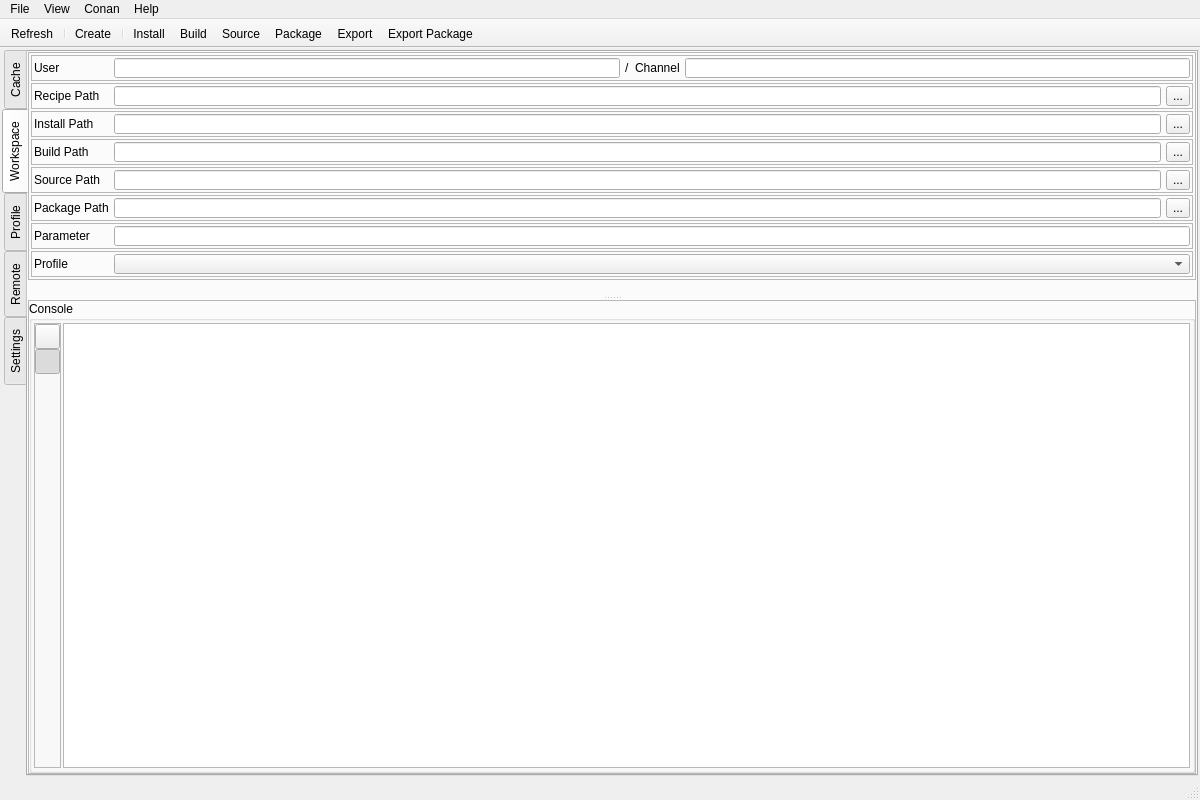
First picture: the form in resources/ui/main_window.ui, repository afri-bit/conan-guide, before the edit.
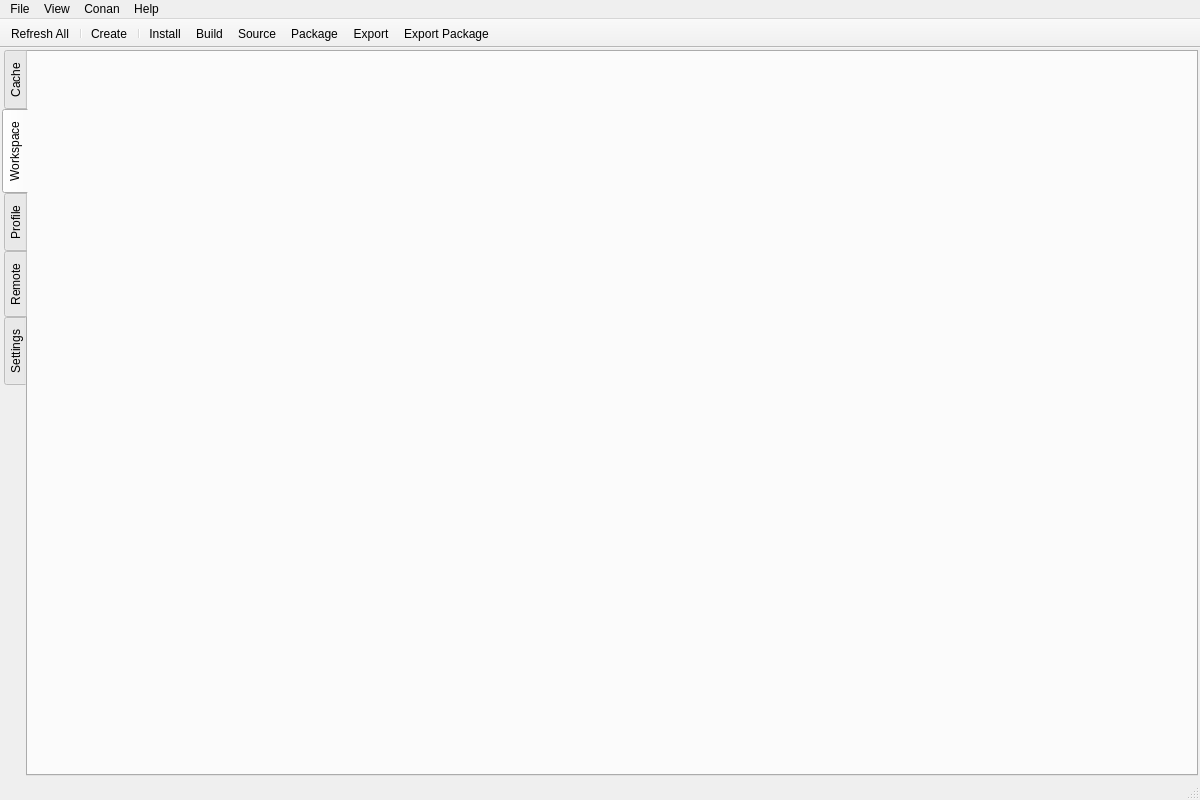
Second picture: the form after the edit. The open tabs and pages were chosen to show the change. Icons and pictures are not drawn.

Commit message: Extracted the workspace tab into a standalone widget

What changed in the file:
```diff
--- a/resources/ui/main_window.ui
+++ b/resources/ui/main_window.ui
@@ -107,628 +107,6 @@
         <property name="bottomMargin">
          <number>0</number>
         </property>
-        <item>
-         <widget class="QSplitter" name="splitter_8">
-          <property name="orientation">
-           <enum>Qt::Vertical</enum>
-          </property>
-          <widget class="QFrame" name="frame_24">
-           <property name="maximumSize">
-            <size>
-             <width>16777215</width>
-             <height>228</height>
-            </size>
-           </property>
-           <property name="frameShape">
-            <enum>QFrame::StyledPanel</enum>
-           </property>
-           <property name="frameShadow">
-            <enum>QFrame::Raised</enum>
-           </property>
-           <layout class="QVBoxLayout" name="verticalLayout_3">
-            <property name="spacing">
-             <number>2</number>
-            </property>
-            <property name="leftMargin">
-             <number>2</number>
-            </property>
-            <property name="topMargin">
-             <number>2</number>
-            </property>
-            <property name="rightMargin">
-             <number>2</number>
-            </property>
-            <property name="bottomMargin">
-             <number>2</number>
-            </property>
-            <item>
-             <widget class="QFrame" name="frame_4">
-              <property name="frameShape">
-               <enum>QFrame::StyledPanel</enum>
-              </property>
-              <property name="frameShadow">
-               <enum>QFrame::Raised</enum>
-              </property>
-              <layout class="QHBoxLayout" name="horizontalLayout_5">
-               <property name="spacing">
-                <number>5</number>
-               </property>
-               <property name="leftMargin">
-                <number>2</number>
-               </property>
-               <property name="topMargin">
-                <number>2</number>
-               </property>
-               <property name="rightMargin">
-                <number>2</number>
-               </property>
-               <property name="bottomMargin">
-                <number>2</number>
-               </property>
-               <item>
-                <widget class="QLabel" name="label_4">
-                 <property name="minimumSize">
-                  <size>
-                   <width>75</width>
-                   <height>0</height>
-                  </size>
-                 </property>
-                 <property name="text">
-                  <string>User</string>
-                 </property>
-                </widget>
-               </item>
-               <item>
-                <widget class="QLineEdit" name="lineEditUser"/>
-               </item>
-               <item>
-                <widget class="QLabel" name="label_14">
-                 <property name="text">
-                  <string>/</string>
-                 </property>
-                </widget>
-               </item>
-               <item>
-                <widget class="QLabel" name="label_13">
-                 <property name="text">
-                  <string>Channel</string>
-                 </property>
-                </widget>
-               </item>
-               <item>
-                <widget class="QLineEdit" name="lineEditChannel"/>
-               </item>
-              </layout>
-             </widget>
-            </item>
-            <item>
-             <widget class="QFrame" name="frame_8">
-              <property name="frameShape">
-               <enum>QFrame::StyledPanel</enum>
-              </property>
-              <property name="frameShadow">
-               <enum>QFrame::Raised</enum>
-              </property>
-              <layout class="QHBoxLayout" name="horizontalLayout_6">
-               <property name="spacing">
-                <number>5</number>
-               </property>
-               <property name="leftMargin">
-                <number>2</number>
-               </property>
-               <property name="topMargin">
-                <number>2</number>
-               </property>
-               <property name="rightMargin">
-                <number>2</number>
-               </property>
-               <property name="bottomMargin">
-                <number>2</number>
-               </property>
-               <item>
-                <widget class="QLabel" name="label_5">
-                 <property name="minimumSize">
-                  <size>
-                   <width>75</width>
-                   <height>0</height>
-                  </size>
-                 </property>
-                 <property name="text">
-                  <string>Recipe Path</string>
-                 </property>
-                </widget>
-               </item>
-               <item>
-                <widget class="QLineEdit" name="lineEditRecipePath">
-                 <property name="minimumSize">
-                  <size>
-                   <width>0</width>
-                   <height>0</height>
-                  </size>
-                 </property>
-                 <property name="readOnly">
-                  <bool>false</bool>
-                 </property>
-                </widget>
-               </item>
-               <item>
-                <widget class="QToolButton" name="toolBtnExplorerRecipePath">
-                 <property name="sizePolicy">
-                  <sizepolicy hsizetype="Fixed" vsizetype="Fixed">
-                   <horstretch>0</horstretch>
-                   <verstretch>0</verstretch>
-                  </sizepolicy>
-                 </property>
-                 <property name="minimumSize">
-                  <size>
-                   <width>0</width>
-                   <height>0</height>
-                  </size>
-                 </property>
-                 <property name="text">
-                  <string>...</string>
-                 </property>
-                </widget>
-               </item>
-              </layout>
-             </widget>
-            </item>
-            <item>
-             <widget class="QFrame" name="frame_9">
-              <property name="frameShape">
-               <enum>QFrame::StyledPanel</enum>
-              </property>
-              <property name="frameShadow">
-               <enum>QFrame::Raised</enum>
-              </property>
-              <layout class="QHBoxLayout" name="horizontalLayout_7">
-               <property name="spacing">
-                <number>5</number>
-               </property>
-               <property name="leftMargin">
-                <number>2</number>
-               </property>
-               <property name="topMargin">
-                <number>2</number>
-               </property>
-               <property name="rightMargin">
-                <number>2</number>
-               </property>
-               <property name="bottomMargin">
-                <number>2</number>
-               </property>
-               <item>
-                <widget class="QLabel" name="label_6">
-                 <property name="minimumSize">
-                  <size>
-                   <width>75</width>
-                   <height>0</height>
-                  </size>
-                 </property>
-                 <property name="text">
-                  <string>Install Path</string>
-                 </property>
-                </widget>
-               </item>
-               <item>
-                <widget class="QLineEdit" name="lineEditInstallPath"/>
-               </item>
-               <item>
-                <widget class="QToolButton" name="toolBtnExplorerInstallPath">
-                 <property name="text">
-                  <string>...</string>
-                 </property>
-                </widget>
-               </item>
-              </layout>
-             </widget>
-            </item>
-            <item>
-             <widget class="QFrame" name="frame_10">
-              <property name="frameShape">
-               <enum>QFrame::StyledPanel</enum>
-              </property>
-              <property name="frameShadow">
-               <enum>QFrame::Raised</enum>
-              </property>
-              <layout class="QHBoxLayout" name="horizontalLayout_8">
-               <property name="spacing">
-                <number>5</number>
-               </property>
-               <property name="leftMargin">
-                <number>2</number>
-               </property>
-               <property name="topMargin">
-                <number>2</number>
-               </property>
-               <property name="rightMargin">
-                <number>2</number>
-               </property>
-               <property name="bottomMargin">
-                <number>2</number>
-               </property>
-               <item>
-                <widget class="QLabel" name="label_7">
-                 <property name="minimumSize">
-                  <size>
-                   <width>75</width>
-                   <height>0</height>
-                  </size>
-                 </property>
-                 <property name="text">
-                  <string>Build Path</string>
-                 </property>
-                </widget>
-               </item>
-               <item>
-                <widget class="QLineEdit" name="lineEditBuildPath"/>
-               </item>
-               <item>
-                <widget class="QToolButton" name="toolBtnExplorerBuildPath">
-                 <property name="text">
-                  <string>...</string>
-                 </property>
-                </widget>
-               </item>
-              </layout>
-             </widget>
-            </item>
-            <item>
-             <widget class="QFrame" name="frame_11">
-              <property name="frameShape">
-               <enum>QFrame::StyledPanel</enum>
-              </property>
-              <property name="frameShadow">
-               <enum>QFrame::Raised</enum>
-              </property>
-              <layout class="QHBoxLayout" name="horizontalLayout_9">
-               <property name="spacing">
-                <number>5</number>
-               </property>
-               <property name="leftMargin">
-                <number>2</number>
-               </property>
-               <property name="topMargin">
-                <number>2</number>
-               </property>
-               <property name="rightMargin">
-                <number>2</number>
-               </property>
-               <property name="bottomMargin">
-                <number>2</number>
-               </property>
-               <item>
-                <widget class="QLabel" name="label_8">
-                 <property name="minimumSize">
-                  <size>
-                   <width>75</width>
-                   <height>0</height>
-                  </size>
-                 </property>
-                 <property name="text">
-                  <string>Source Path</string>
-                 </property>
-                </widget>
-               </item>
-               <item>
-                <widget class="QLineEdit" name="lineEditSourcePath"/>
-               </item>
-               <item>
-                <widget class="QToolButton" name="toolBtnExplorerSourcePath">
-                 <property name="text">
-                  <string>...</string>
-                 </property>
-                </widget>
-               </item>
-              </layout>
-             </widget>
-            </item>
-            <item>
-             <widget class="QFrame" name="frame_13">
-              <property name="frameShape">
-               <enum>QFrame::StyledPanel</enum>
-              </property>
-              <property name="frameShadow">
-               <enum>QFrame::Raised</enum>
-              </property>
-              <layout class="QHBoxLayout" name="horizontalLayout_12">
-               <property name="spacing">
-                <number>5</number>
-               </property>
-               <property name="leftMargin">
-                <number>2</number>
-               </property>
-               <property name="topMargin">
-                <number>2</number>
-               </property>
-               <property name="rightMargin">
-                <number>2</number>
-               </property>
-               <property name="bottomMargin">
-                <number>2</number>
-               </property>
-               <item>
-                <widget class="QLabel" name="label_11">
-                 <property name="minimumSize">
-                  <size>
-                   <width>75</width>
-                   <height>0</height>
-                  </size>
-                 </property>
-                 <property name="text">
-                  <string>Package Path</string>
-                 </property>
-                </widget>
-               </item>
-               <item>
-                <widget class="QLineEdit" name="lineEditPackageExpPath"/>
-               </item>
-               <item>
-                <widget class="QToolButton" name="toolBtnExplorerPackagePath">
-                 <property name="text">
-                  <string>...</string>
-                 </property>
-                </widget>
-               </item>
-              </layout>
-             </widget>
-            </item>
-            <item>
-             <widget class="QFrame" name="frame_12">
-              <property name="frameShape">
-               <enum>QFrame::StyledPanel</enum>
-              </property>
-              <property name="frameShadow">
-               <enum>QFrame::Raised</enum>
-              </property>
-              <layout class="QHBoxLayout" name="horizontalLayout_10">
-               <property name="spacing">
-                <number>5</number>
-               </property>
-               <property name="leftMargin">
-                <number>2</number>
-               </property>
-               <property name="topMargin">
-                <number>2</number>
-               </property>
-               <property name="rightMargin">
-                <number>2</number>
-               </property>
-               <property name="bottomMargin">
-                <number>2</number>
-               </property>
-               <item>
-                <widget class="QLabel" name="label_9">
-                 <property name="minimumSize">
-                  <size>
-                   <width>75</width>
-                   <height>0</height>
-                  </size>
-                 </property>
-                 <property name="text">
-                  <string>Parameter</string>
-                 </property>
-                </widget>
-               </item>
-               <item>
-                <widget class="QLineEdit" name="lineEditAdditionalParams"/>
-               </item>
-              </layout>
-             </widget>
-            </item>
-            <item>
-             <widget class="QFrame" name="frame_14">
-              <property name="frameShape">
-               <enum>QFrame::StyledPanel</enum>
-              </property>
-              <property name="frameShadow">
-               <enum>QFrame::Raised</enum>
-              </property>
-              <layout class="QHBoxLayout" name="horizontalLayout_13">
-               <property name="spacing">
-                <number>5</number>
-               </property>
-               <property name="leftMargin">
-                <number>2</number>
-               </property>
-               <property name="topMargin">
-                <number>2</number>
-               </property>
-               <property name="rightMargin">
-                <number>2</number>
-               </property>
-               <property name="bottomMargin">
-                <number>2</number>
-               </property>
-               <item>
-                <widget class="QLabel" name="label_12">
-                 <property name="minimumSize">
-                  <size>
-                   <width>75</width>
-                   <height>0</height>
-                  </size>
-                 </property>
-                 <property name="maximumSize">
-                  <size>
-                   <width>50</width>
-                   <height>16777215</height>
-                  </size>
-                 </property>
-                 <property name="text">
-                  <string>Profile</string>
-                 </property>
-                </widget>
-               </item>
-               <item>
-                <widget class="QComboBox" name="comboBoxProfile"/>
-               </item>
-              </layout>
-             </widget>
-            </item>
-           </layout>
-          </widget>
-          <widget class="QFrame" name="frame_25">
-           <property name="sizePolicy">
-            <sizepolicy hsizetype="Preferred" vsizetype="Preferred">
-             <horstretch>0</horstretch>
-             <verstretch>1</verstretch>
-            </sizepolicy>
-           </property>
-           <property name="frameShape">
-            <enum>QFrame::StyledPanel</enum>
-           </property>
-           <property name="frameShadow">
-            <enum>QFrame::Raised</enum>
-           </property>
-           <layout class="QHBoxLayout" name="horizontalLayout_17">
-            <property name="spacing">
-             <number>0</number>
-            </property>
-            <property name="leftMargin">
-             <number>0</number>
-            </property>
-            <property name="topMargin">
-             <number>0</number>
-            </property>
-            <property name="rightMargin">
-             <number>0</number>
-            </property>
-            <property name="bottomMargin">
-             <number>0</number>
-            </property>
-            <item>
-             <widget class="QGroupBox" name="groupBox_4">
-              <property name="title">
-               <string>Console</string>
-              </property>
-              <layout class="QHBoxLayout" name="horizontalLayout_18">
-               <property name="spacing">
-                <number>2</number>
-               </property>
-               <property name="leftMargin">
-                <number>2</number>
-               </property>
-               <property name="topMargin">
-                <number>2</number>
-               </property>
-               <property name="rightMargin">
-                <number>2</number>
-               </property>
-               <property name="bottomMargin">
-                <number>2</number>
-               </property>
-               <item>
-                <widget class="QFrame" name="frame_5">
-                 <property name="frameShape">
-                  <enum>QFrame::StyledPanel</enum>
-                 </property>
-                 <property name="frameShadow">
-                  <enum>QFrame::Raised</enum>
-                 </property>
-                 <layout class="QVBoxLayout" name="verticalLayout_5">
-                  <property name="spacing">
-                   <number>0</number>
-                  </property>
-                  <property name="leftMargin">
-                   <number>0</number>
-                  </property>
-                  <property name="topMargin">
-                   <number>0</number>
-                  </property>
-                  <property name="rightMargin">
-                   <number>0</number>
-                  </property>
-                  <property name="bottomMargin">
-                   <number>0</number>
-                  </property>
-                  <item>
-                   <widget class="QToolButton" name="toolButtonClearConsole">
-                    <property name="minimumSize">
-                     <size>
-                      <width>25</width>
-                      <height>25</height>
-                     </size>
-                    </property>
-                    <property name="text">
-                     <string/>
-                    </property>
-                    <property name="icon">
-                     <iconset resource="../resources.qrc">
-                      <normaloff>:/icon/light/garbage_can.png</normaloff>:/icon/light/garbage_can.png</iconset>
-                    </property>
-                    <property name="checkable">
-                     <bool>false</bool>
-                    </property>
-                   </widget>
-                  </item>
-                  <item>
-                   <widget class="QToolButton" name="toolButtonConsoleScrollToEnd">
-                    <property name="minimumSize">
-                     <size>
-                      <width>25</width>
-                      <height>25</height>
-                     </size>
-                    </property>
-                    <property name="text">
-                     <string/>
-                    </property>
-                    <property name="icon">
-                     <iconset resource="../resources.qrc">
-                      <normaloff>:/icon/light/scroll_to_end.png</normaloff>:/icon/light/scroll_to_end.png</iconset>
-                    </property>
-                    <property name="checkable">
-                     <bool>true</bool>
-                    </property>
-                    <property name="checked">
-                     <bool>true</bool>
-                    </property>
-                   </widget>
-                  </item>
-                  <item>
-                   <spacer name="verticalSpacer_2">
-                    <property name="orientation">
-                     <enum>Qt::Vertical</enum>
-                    </property>
-                    <property name="sizeHint" stdset="0">
-                     <size>
-                      <width>20</width>
-                      <height>40</height>
-                     </size>
-                    </property>
-                   </spacer>
-                  </item>
-                 </layout>
-                </widget>
-               </item>
-               <item>
-                <widget class="QPlainTextEdit" name="console">
-                 <property name="font">
-                  <font>
-                   <family>Consolas</family>
-                   <pointsize>8</pointsize>
-                  </font>
-                 </property>
-                 <property name="readOnly">
-                  <bool>true</bool>
-                 </property>
-                 <property name="plainText">
-                  <string/>
-                 </property>
-                 <property name="textInteractionFlags">
-                  <set>Qt::TextSelectableByMouse</set>
-                 </property>
-                 <property name="centerOnScroll">
-                  <bool>false</bool>
-                 </property>
-                </widget>
-               </item>
-              </layout>
-             </widget>
-            </item>
-           </layout>
-          </widget>
-         </widget>
-        </item>
        </layout>
       </widget>
       <widget class="QWidget" name="tabProfile">
@@ -940,7 +318,7 @@
      <normaloff>:/icon/light/refresh.png</normaloff>:/icon/light/refresh.png</iconset>
    </property>
    <property name="text">
-    <string>Refresh</string>
+    <string>Refresh All</string>
    </property>
    <property name="shortcut">
     <string>F5</string>
```
Left out of the diff: 20 changed lines with no effect on the pictures. The commit also changes 7 other files.
